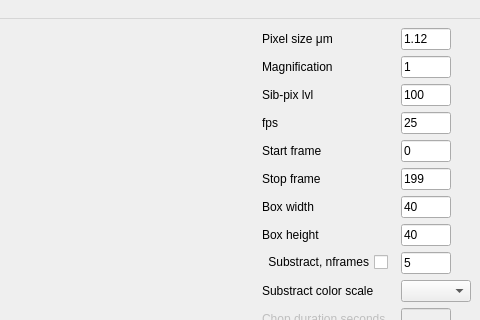
This is mainMenu.ui in iMhack/NanoMotion as Qt 5 draws it before an edit; both pictures show x 641 to 1121 and y 0 to 320 of the 1121 by 1016 pixel window. The edited form follows.
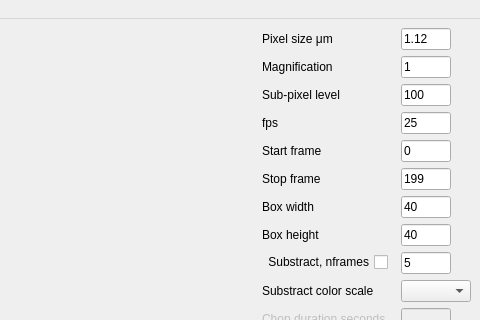
This is the edited form.

Diff of the .ui file:
```diff
--- a/mainMenu.ui
+++ b/mainMenu.ui
@@ -139,7 +139,7 @@
            </size>
           </property>
           <property name="text">
-           <string>Sib-pix lvl</string>
+           <string>Sub-pixel level</string>
           </property>
          </widget>
         </item>
```
Left out of the diff: 4 changed lines with no effect on the pictures.
